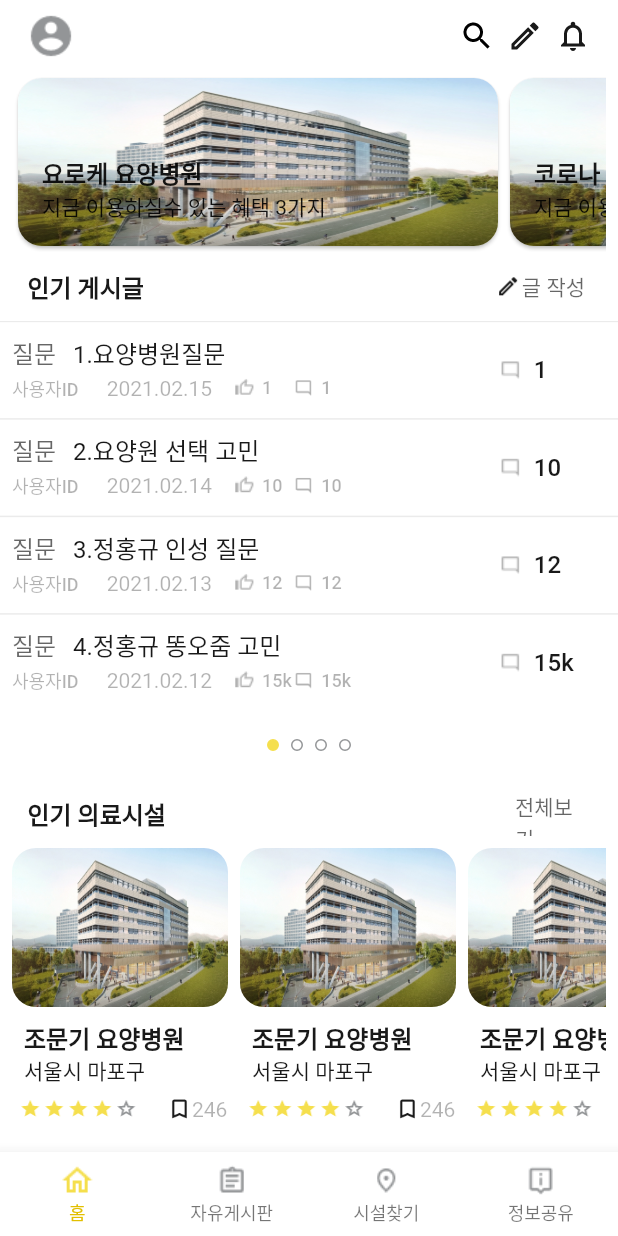
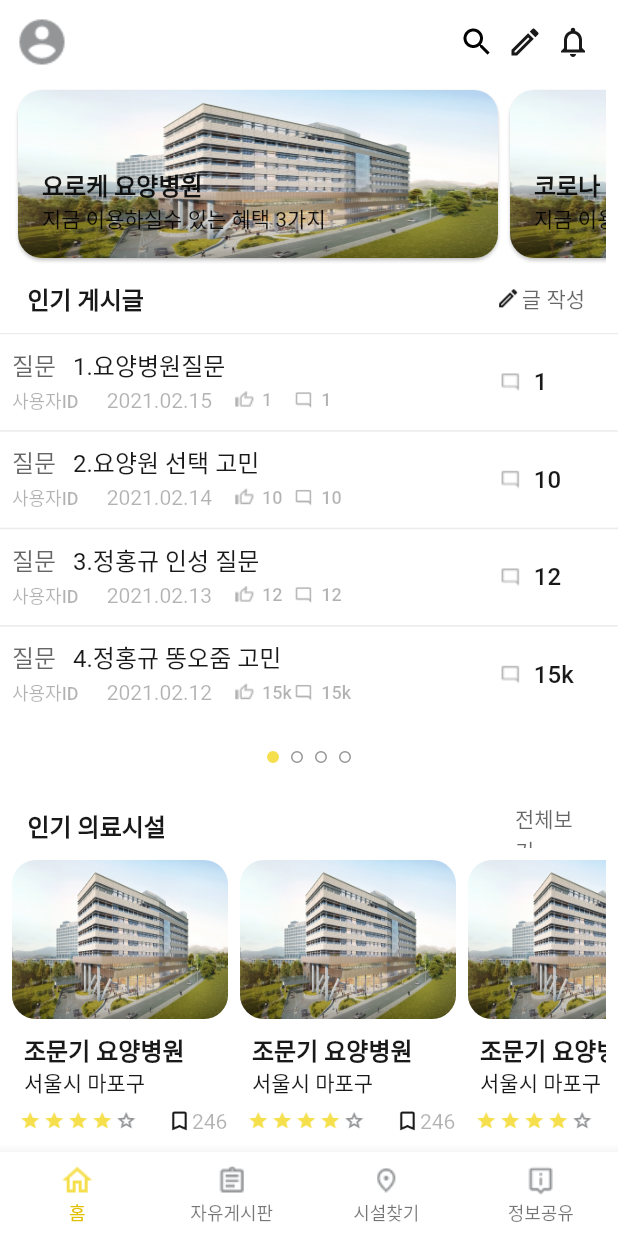
Before and after one commit to yoroke2020/yoroke, a Flutter app: the screen it shows after launch, on a phone screen of 412 x 824 dp. Run offline on Flutter 3.47's test engine with Material 2 defaults, Android fonts, the light colour scheme and no system bars; Roboto replaces fonts that are missing (Helvetica, NotoSansCJKKR, NotoSansCJKkr).

Commit message:
Modify AppBar

```diff
--- a/lib/navigator/RootPage.dart
+++ b/lib/navigator/RootPage.dart
@@ -3,7 +3,6 @@ import 'package:flutter/material.dart';
 import 'package:yoroke/models/YrkData.dart';
 import 'package:yoroke/navigator/PageItem.dart';
 import 'package:yoroke/screens/board/Board.dart';
-import 'package:yoroke/screens/common/appbars/AppBarNormal.dart';
 import 'package:yoroke/screens/common/bottombars/BottomBarNavigation.dart';
 import 'package:yoroke/screens/find/Find.dart';
 import 'package:yoroke/screens/home/Home.dart';
@@ -15,9 +14,6 @@ class RootPage extends StatelessWidget {
   final ValueChanged<YrkData>? onPushNavigator;
   @override
   Widget build(BuildContext context) {
-    AppBarNormal? appBarNormal = AppBarNormal(
-      onPushNavigator: this.onPushNavigator,
-    );
     BottomBarNavigation? bottomBarNavigation =
         BottomBarNavigation.getInstance(RootPageItem.values[currentIndex!]);
     final List<Widget> children = [
@@ -28,10 +24,6 @@ class RootPage extends StatelessWidget {
     ];
     return Scaffold(
         backgroundColor: const Color(0xffffffff),
-        appBar: PreferredSize(
-          child: appBarNormal,
-          preferredSize: Size.fromHeight(56.0),
-        ),
         body: children[currentIndex!],
         bottomNavigationBar: bottomBarNavigation);
   }
--- a/lib/screens/common/appbars/AppBarNormal.dart
+++ b/lib/screens/common/appbars/AppBarNormal.dart
@@ -3,64 +3,59 @@ import 'package:flutter/material.dart';
 import 'package:yoroke/models/YrkData.dart';
 import 'package:yoroke/navigator/PageItem.dart';
 
-class AppBarNormal extends StatelessWidget {
-  AppBarNormal({this.onPushNavigator});
+class AppBarNormal extends StatefulWidget implements PreferredSizeWidget {
+  final ValueChanged<YrkData>? onPushNavigator;
+  final String? label;
 
-  final ValueChanged<YrkData>? onPushNavigator;
+  AppBarNormal({
+    Key? key,
+    this.onPushNavigator,
+    this.label,
+  }) : super(
+          key: key,
+        );
+
+  @override
+  State<StatefulWidget> createState() => _AppBarNormalState();
+
+  @override
+  Size get preferredSize => Size.fromHeight(kToolbarHeight);
+}
+
+class _AppBarNormalState extends State<AppBarNormal> {
   @override
   Widget build(BuildContext context) {
-    final double statusBarHeight = MediaQuery.of(context).padding.top;
-
-    return Padding(
-        padding: EdgeInsets.only(top: statusBarHeight),
-        child: Container(
-            width: double.maxFinite,
-            height: 48,
-            decoration: BoxDecoration(color: const Color(0xffffffff)),
-            child: Align(
-                alignment: Alignment.center,
-                child: Row(
-                  children: [
-                    Center(
-                      child: Container(
-                        padding: const EdgeInsets.only(left: 18),
-                        width: 50,
-                        height: 32,
-                        child: Image.asset(
-                            "assets/icons/account_circle_default_24_px.png"),
+    return AppBar(
+        backgroundColor: const Color(0xffffffff),
+        elevation: 0,
+        leading: IconButton(
+          icon: Image.asset("assets/icons/account_circle_default_24_px.png"),
+          onPressed: () {},
         ),
-                    ),
-                    Expanded(child: Container()),
-                    Center(
-                      child: Container(
+        actions: [
+          Container(
             padding: const EdgeInsets.only(right: 8),
             width: 32,
-                        height: 24,
+            height: 32,
             child: Image.asset("assets/icons/search_24_px.png"),
           ),
-                    ),
-                    Center(
-                      child: Container(
+          Container(
             padding: const EdgeInsets.only(right: 8),
             width: 32,
-                        height: 24,
+            height: 32,
             child: Image.asset("assets/icons/create_24_px.png"),
           ),
-                    ),
-                    Center(
-                      child: InkWell(
+          InkWell(
               onTap: () {
-                            onPushNavigator!(new YrkData(SubPageItem.notice));
+                widget.onPushNavigator!(new YrkData(SubPageItem.notice));
               },
               child: Container(
                 padding: const EdgeInsets.only(right: 18),
                 width: 42,
-                            height: 24,
-                            child: Image.asset(
-                                "assets/icons/notifications_none_24_px.png"),
+                height: 42,
+                child: Image.asset("assets/icons/notifications_none_24_px.png"),
               )),
-                    ),
         ],
-                ))));
+        title: Text(widget.label ?? ""));
   }
 }
--- a/lib/screens/home/Home.dart
+++ b/lib/screens/home/Home.dart
@@ -3,6 +3,7 @@ import 'package:yoroke/models/YrkData.dart';
 import 'package:yoroke/navigator/PageItem.dart';
 import 'package:yoroke/screens/common/YrkListView.dart';
 import 'package:yoroke/screens/common/YrkPageView.dart';
+import 'package:yoroke/screens/common/appbars/AppBarNormal.dart';
 
 import 'HomeCardListItem.dart';
 import 'HomePopularCardListItem.dart';
@@ -104,6 +105,9 @@ class _HomeState extends State<Home> {
   @override
   Widget build(BuildContext context) {
     return Scaffold(
+        appBar: AppBarNormal(
+          onPushNavigator: widget.onPushNavigator,
+        ),
         body: ListView(children: <Widget>[
           YrkListView(
             width: 320.0,
@@ -146,8 +150,8 @@ class _HomeState extends State<Home> {
                               child: Container(
                                 width: 10.0029296875,
                                 height: 10,
-                            decoration:
-                                BoxDecoration(color: const Color(0x00000000)),
+                                decoration: BoxDecoration(
+                                    color: const Color(0x00000000)),
                                 child: Image.asset(
                                     "assets/icons/icon_create_24_px.png"),
                               )),
--- a/lib/screens/home/HomeHistory.dart
+++ b/lib/screens/home/HomeHistory.dart
@@ -36,7 +36,7 @@ class _HomeHistoryState extends State<HomeHistory> {
   @override
   Widget build(BuildContext context) {
     return Scaffold(
-        appBar: AppBarArrowBack.getInstance(),
+        appBar: AppBarArrowBack(),
         body: (ListView(children: <Widget>[
           YrkListView(
             width: MediaQuery.of(context).size.width,
--- a/lib/screens/info/InfoShareDetail.dart
+++ b/lib/screens/info/InfoShareDetail.dart
@@ -3,7 +3,7 @@ import 'package:flutter/material.dart';
 import 'package:yoroke/models/YrkData.dart';
 import 'package:yoroke/screens/common/YrkListView.dart';
 import 'package:yoroke/screens/common/YrkTextStyle.dart';
-import 'package:yoroke/screens/common/appbars/AppBarXLargeImage.dart';
+import 'package:yoroke/screens/common/appbars/AppBarImage.dart';
 import 'package:yoroke/screens/info/InfoShareCardListItem.dart';
 
 // ignore: must_be_immutable
@@ -73,7 +73,7 @@ class _InfoShareDetailState extends State<InfoShareDetail> {
   @override
   Widget build(BuildContext context) {
     return Scaffold(
-      appBar: AppBarXLargeImage(
+      appBar: AppBarImage(
         titleText: widget.data!.str0!,
         date: widget.data!.str1!,
         height: appbarHeight,
--- a/lib/screens/notice/Notice.dart
+++ b/lib/screens/notice/Notice.dart
@@ -37,7 +37,7 @@ class _NoticeState extends State<Notice> {
   @override
   Widget build(BuildContext context) {
     return Scaffold(
-        appBar: AppBarArrowBack.getInstance(),
+        appBar: AppBarArrowBack(),
         body: ListView(children: <Widget>[
           Container(
               width: MediaQuery.of(context).size.width,
--- a/lib/screens/post/Post.dart
+++ b/lib/screens/post/Post.dart
@@ -20,7 +20,7 @@ class _PostState extends State<Post> {
   @override
   Widget build(BuildContext context) {
     return Scaffold(
-      appBar: AppBarArrowBack.getInstance(),
+      appBar: AppBarArrowBack(),
       body: ListView(
         children: <Widget>[
           _header(),
```
Also changed, not shown: lib/screens/board/Board.dart (+5 -4 lines), lib/screens/board/BoardReview.dart (+4 -4 lines), lib/screens/common/appbars/AppBarArrowBack.dart (+22 -30 lines), lib/screens/common/appbars/AppBarEmpty.dart (deleted, +0 -26 lines), lib/screens/common/appbars/AppBarFindNoti.dart (added, +57 -0 lines), lib/screens/common/appbars/AppBarImage.dart (renamed from lib/screens/common/appbars/AppBarXLargeImage.dart, +4 -4 lines), lib/screens/common/appbars/AppBarLargeImage.dart (deleted, +0 -122 lines), lib/screens/common/appbars/AppBarNormalArrowBack.dart (deleted, +0 -66 lines), lib/screens/common/appbars/AppBarYellow.dart (deleted, +0 -83 lines), lib/screens/info/Info.dart (+7 -0 lines). Lines whose indentation alone changed are shown as unchanged.
